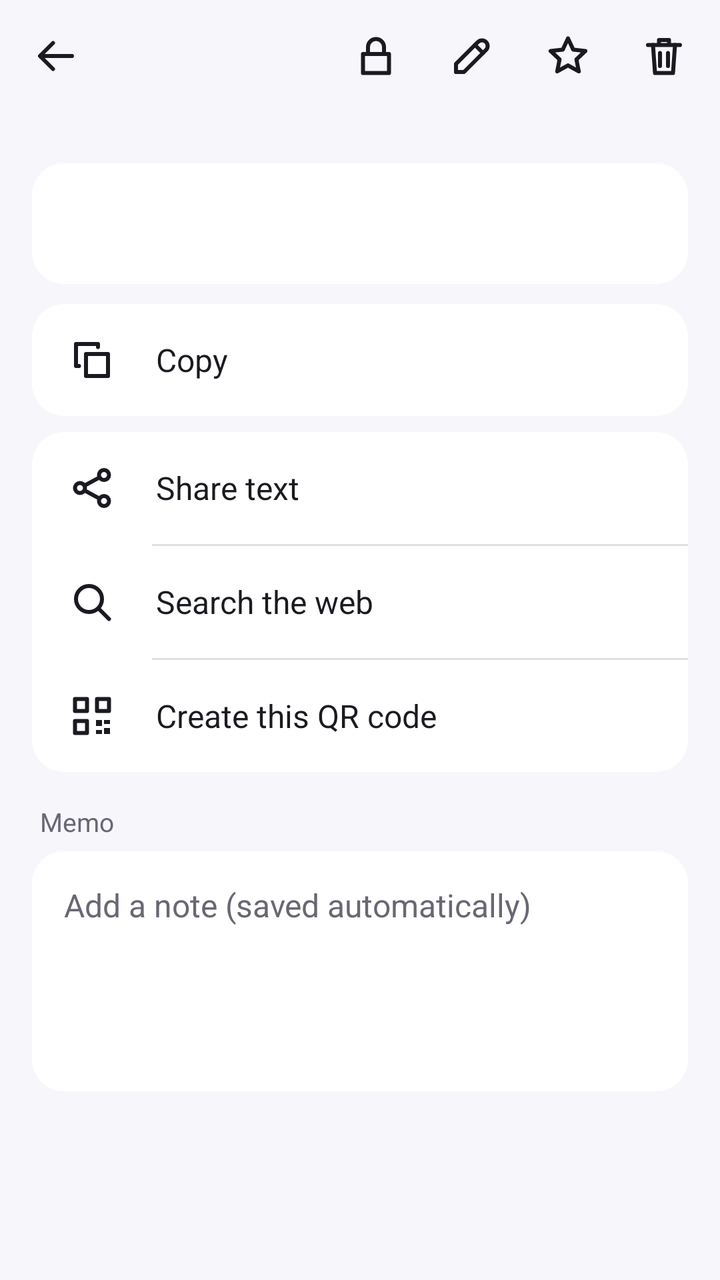
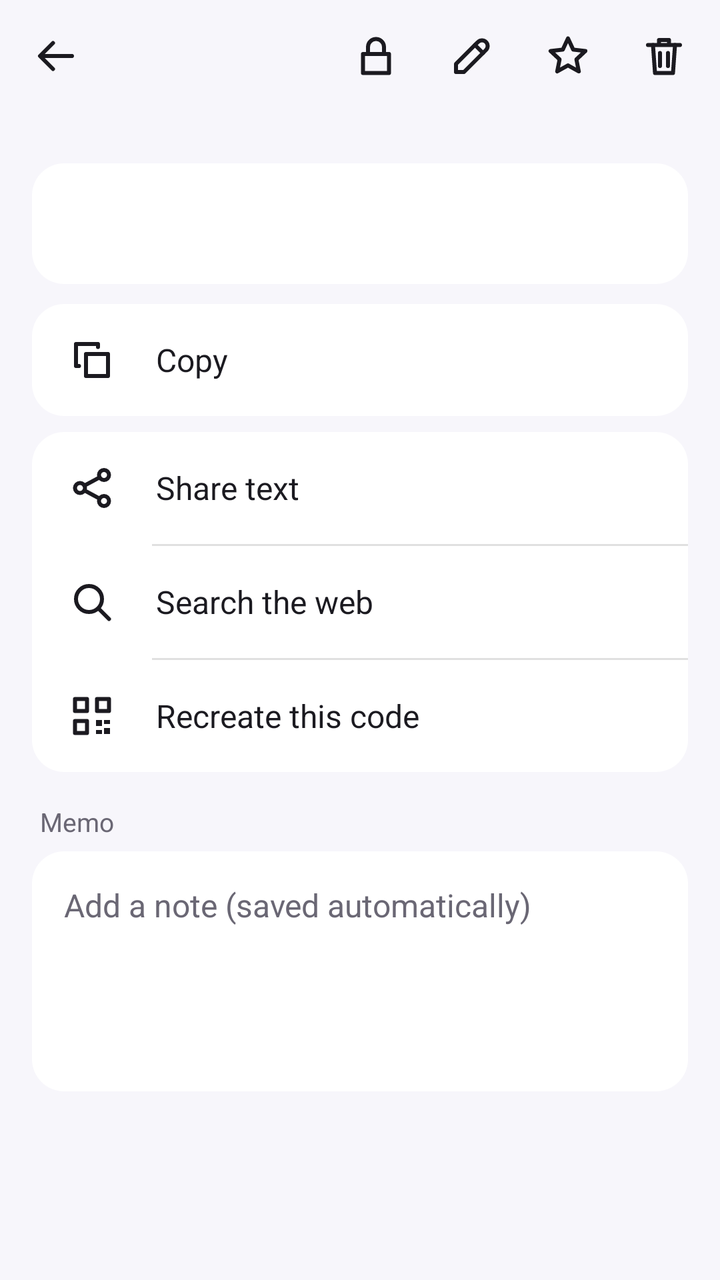

The first picture is an Android layout as it rendered before a commit; the second is the same layout after the commit. The layout source and the unified diff follow.
<!-- AndroidManifest.xml: application theme AppTheme -->
<!-- res/layout/activity_detail.xml -->
<?xml version="1.0" encoding="utf-8"?>
<LinearLayout xmlns:android="http://schemas.android.com/apk/res/android"
    android:id="@+id/root"
    android:layout_width="match_parent"
    android:layout_height="match_parent"
    android:orientation="vertical">

    <LinearLayout style="@style/TopBar">

        <ImageButton
            android:id="@+id/btn_back"
            style="@style/IconBtn"
            android:contentDescription="@string/back"
            android:src="@drawable/ic_back" />

        <TextView
            android:id="@+id/title"
            style="@style/TopTitle"
            android:paddingStart="4dp"
            android:paddingEnd="4dp" />

        <com.zmlworks.qrreader.UnlockPill
            android:id="@+id/unlock_pill"
            style="@style/UnlockPill"
            android:tag="compact" />

        <ImageButton
            android:id="@+id/btn_lock"
            style="@style/IconBtn"
            android:contentDescription="@string/protect"
            android:src="@drawable/ic_lock" />

        <ImageButton
            android:id="@+id/btn_name"
            style="@style/IconBtn"
            android:contentDescription="@string/rename"
            android:src="@drawable/ic_edit" />

        <ImageButton
            android:id="@+id/btn_fav"
            style="@style/IconBtn"
            android:contentDescription="@string/favorite"
            android:src="@drawable/ic_star" />

        <ImageButton
            android:id="@+id/btn_delete"
            style="@style/IconBtn"
            android:contentDescription="@string/delete"
            android:src="@drawable/ic_delete" />
    </LinearLayout>

    <FrameLayout
        android:layout_width="match_parent"
        android:layout_height="0dp"
        android:layout_weight="1">

    <ScrollView
        android:id="@+id/content"
        android:layout_width="match_parent"
        android:layout_height="match_parent">

        <LinearLayout
            android:layout_width="match_parent"
            android:layout_height="wrap_content"
            android:orientation="vertical"
            android:paddingStart="16dp"
            android:paddingEnd="16dp"
            android:paddingBottom="16dp">

            <TextView
                android:id="@+id/name"
                android:layout_width="match_parent"
                android:layout_height="wrap_content"
                android:paddingStart="4dp"
                android:paddingEnd="4dp"
                android:paddingBottom="4dp"
                android:textColor="@color/text"
                android:textSize="20sp"
                android:textStyle="bold"
                android:visibility="gone" />

            <TextView
                android:id="@+id/meta"
                android:layout_width="match_parent"
                android:layout_height="wrap_content"
                android:paddingStart="4dp"
                android:paddingEnd="4dp"
                android:paddingBottom="8dp"
                android:textColor="@color/dim"
                android:textSize="13sp" />

            
            <com.zmlworks.qrreader.QrView
                android:id="@+id/detail_qr"
                android:layout_width="220dp"
                android:layout_height="220dp"
                android:layout_gravity="center_horizontal"
                android:layout_marginBottom="12dp"
                android:contentDescription="@string/created_qr"
                android:visibility="gone" />

            <TextView
                android:id="@+id/text"
                android:layout_width="match_parent"
                android:layout_height="wrap_content"
                android:background="@drawable/card_bg"
                android:lineSpacingExtra="3dp"
                android:padding="18dp"
                android:textColor="@color/text"
                android:textSize="18sp" />

            <TextView
                android:id="@+id/fields"
                android:layout_width="match_parent"
                android:layout_height="wrap_content"
                android:layout_marginTop="4dp"
                android:background="@drawable/card_bg"
                android:lineSpacingExtra="4dp"
                android:padding="18dp"
                android:textColor="@color/text"
                android:textIsSelectable="true"
                android:textSize="16sp"
                android:visibility="gone" />

            
            <LinearLayout
                android:id="@+id/copy_card"
                android:layout_width="match_parent"
                android:layout_height="wrap_content"
                android:layout_marginTop="10dp"
                android:background="@drawable/card_bg"
                android:orientation="vertical">

                <TextView
                    android:id="@+id/act_copy"
                    style="@style/ActionRow"
                    android:drawableStart="@drawable/ic_copy"
                    android:text="@string/copy" />
            </LinearLayout>

            
            <LinearLayout
                android:id="@+id/actions"
                android:layout_width="match_parent"
                android:layout_height="wrap_content"
                android:layout_marginTop="8dp"
                android:background="@drawable/card_bg"
                android:divider="@drawable/row_divider"
                android:orientation="vertical"
                android:showDividers="middle">

                <TextView
                    android:id="@+id/act_share"
                    style="@style/ActionRow"
                    android:drawableStart="@drawable/ic_share"
                    android:text="@string/share_text" />

                <TextView
                    android:id="@+id/act_search"
                    style="@style/ActionRow"
                    android:drawableStart="@drawable/ic_search"
                    android:text="@string/search_web" />

                <TextView
                    android:id="@+id/act_qr"
                    style="@style/ActionRow"
                    android:drawableStart="@drawable/ic_qr"
                    android:text="@string/create_this_qr" />
            </LinearLayout>

            
            <TextView
                android:id="@+id/memo_label"
                android:layout_width="match_parent"
                android:layout_height="wrap_content"
                android:layout_marginTop="16dp"
                android:paddingStart="4dp"
                android:paddingEnd="4dp"
                android:paddingBottom="6dp"
                android:text="@string/memo"
                android:textColor="@color/dim"
                android:textSize="13sp" />

            <EditText
                android:id="@+id/memo"
                android:layout_width="match_parent"
                android:layout_height="wrap_content"
                android:background="@drawable/card_bg"
                android:gravity="top|start"
                android:hint="@string/memo_hint"
                android:importantForAutofill="no"
                android:inputType="textMultiLine|textCapSentences"
                android:minHeight="120dp"
                android:padding="16dp"
                android:textColor="@color/text"
                android:textColorHint="@color/dim"
                android:textSize="16sp" />
        </LinearLayout>
    </ScrollView>

    
    <LinearLayout
        android:id="@+id/locked"
        android:layout_width="match_parent"
        android:layout_height="match_parent"
        android:gravity="center"
        android:orientation="vertical"
        android:padding="32dp"
        android:visibility="gone">

        <ImageView
            android:layout_width="56dp"
            android:layout_height="56dp"
            android:importantForAccessibility="no"
            android:src="@drawable/ic_lock_filled" />

        <TextView
            android:id="@+id/locked_text"
            android:layout_width="wrap_content"
            android:layout_height="wrap_content"
            android:layout_marginTop="16dp"
            android:gravity="center"
            android:text="@string/protected_item"
            android:textColor="@color/text"
            android:textSize="17sp" />

        <Button
            android:id="@+id/btn_unlock"
            style="@style/UnlockButton"
            android:layout_width="wrap_content"
            android:layout_height="wrap_content"
            android:layout_marginTop="20dp"
            android:text="@string/unlock" />
    </LinearLayout>
    </FrameLayout>

    <include layout="@layout/snackbar" />
</LinearLayout>
<!-- res/layout/snackbar.xml (included above) -->
<?xml version="1.0" encoding="utf-8"?>
<LinearLayout xmlns:android="http://schemas.android.com/apk/res/android"
    android:id="@+id/snack"
    android:layout_width="match_parent"
    android:layout_height="wrap_content"
    android:layout_margin="12dp"
    android:background="@drawable/snack_bg"
    android:elevation="6dp"
    android:gravity="center_vertical"
    android:minHeight="52dp"
    android:orientation="horizontal"
    android:paddingStart="18dp"
    android:paddingEnd="6dp"
    android:visibility="gone">

    <TextView
        android:id="@+id/snack_text"
        android:layout_width="0dp"
        android:layout_height="wrap_content"
        android:layout_weight="1"
        android:maxLines="2"
        android:ellipsize="end"
        android:textColor="#FFFFFFFF"
        android:textSize="15sp" />

    <TextView
        android:id="@+id/snack_action"
        android:layout_width="wrap_content"
        android:layout_height="48dp"
        android:background="?android:attr/selectableItemBackground"
        android:gravity="center"
        android:paddingStart="14dp"
        android:paddingEnd="14dp"
        android:text="@string/undo"
        android:textColor="#FFC8B6FF"
        android:textSize="15sp"
        android:textStyle="bold" />
</LinearLayout>
<!-- resources referenced by this layout -->
<resources>
  <color name="dim">#FF6A6774</color>
  <color name="text">#FF1B1A20</color>
  <!-- drawable card_bg (drawable) -->
  <?xml version="1.0" encoding="utf-8"?>
  <shape xmlns:android="http://schemas.android.com/apk/res/android" android:shape="rectangle">
      <solid android:color="@color/surface" />
      <corners android:radius="16dp" />
  </shape>
  <!-- drawable row_divider (drawable) -->
  <?xml version="1.0" encoding="utf-8"?>
  <inset xmlns:android="http://schemas.android.com/apk/res/android" android:insetLeft="60dp">
      <shape android:shape="rectangle">
          <solid android:color="@color/line" />
          <size android:height="1dp" />
      </shape>
  </inset>
  <!-- drawable snack_bg (drawable) -->
  <?xml version="1.0" encoding="utf-8"?>
  <shape xmlns:android="http://schemas.android.com/apk/res/android" android:shape="rectangle">
      <solid android:color="@color/snack" />
      <corners android:radius="12dp" />
  </shape>
  <string name="back">Back</string>
  <string name="copy">Copy</string>
  <string name="create_this_qr">Create this QR code</string>
  <string name="created_qr">QR code of this text</string>
  <string name="delete">Delete</string>
  <string name="favorite">Favorite</string>
  <string name="memo">Memo</string>
  <string name="memo_hint">Add a note (saved automatically)</string>
  <string name="protect">Protect this item</string>
  <string name="protected_item">This item is protected.</string>
  <string name="rename">Name this item</string>
  <string name="search_web">Search the web</string>
  <string name="share_text">Share text</string>
  <string name="undo">UNDO</string>
  <string name="unlock">Unlock</string>
  <style name="IconBtn">
          <item name="android:layout_width">48dp</item>
          <item name="android:layout_height">48dp</item>
          <item name="android:background">?android:attr/selectableItemBackgroundBorderless</item>
          <item name="android:scaleType">center</item>
      </style>
  <style name="TopBar">
          <item name="android:layout_width">match_parent</item>
          <item name="android:layout_height">56dp</item>
          <item name="android:gravity">center_vertical</item>
          <item name="android:orientation">horizontal</item>
          <item name="android:paddingStart">4dp</item>
          <item name="android:paddingEnd">4dp</item>
      </style>
  <style name="UnlockButton" parent="android:Widget.Material.Button.Borderless.Colored">
          <item name="android:textAllCaps">false</item>
          <item name="android:textSize">16sp</item>
      </style>
  <color name="surface">#FFFFFFFF</color>
  <color name="line">#1F000000</color>
  <color name="snack">#FF2C2A33</color>
  <!-- drawable unlock_pill_bg (drawable) -->
  <?xml version="1.0" encoding="utf-8"?>
  <ripple xmlns:android="http://schemas.android.com/apk/res/android" android:color="#33000000">
      <item>
          <shape android:shape="rectangle">
              <solid android:color="@color/surface2" />
              <corners android:radius="14dp" />
          </shape>
      </item>
  </ripple>
  <color name="accent">#FF6A47D6</color>
  <style name="BaseTheme" parent="android:Theme.Material.Light.NoActionBar">
          <item name="android:windowLightStatusBar">true</item>
      </style>
  <color name="bg">#FFF7F6FB</color>
  <style name="Dialog" parent="android:Theme.Material.Light.Dialog.Alert">
          <item name="android:colorAccent">@color/accent</item>
          <item name="android:colorBackground">@color/surface</item>
          <item name="android:textColorPrimary">@color/text</item>
      </style>
  <color name="surface2">#FFEDEAF5</color>
  <!-- unchanged entries left out for length: 16 -->
</resources>

<!-- the commit's change to res/layout/activity_detail.xml (unified diff, before → after) -->
@@ -165,7 +165,15 @@
                     android:id="@+id/act_qr"
                     style="@style/ActionRow"
                     android:drawableStart="@drawable/ic_qr"
-                    android:text="@string/create_this_qr" />
+                    android:text="@string/recreate_code" />
+
+                
+                <TextView
+                    android:id="@+id/act_show_qr"
+                    style="@style/ActionRow"
+                    android:drawableStart="@drawable/ic_qr"
+                    android:text="@string/show_as_qr"
+                    android:visibility="gone" />
             </LinearLayout>
 
             
<!-- resource entries referenced after the edit -->
@@ -24,7 +24,6 @@
   </shape>
   <string name="back">Back</string>
   <string name="copy">Copy</string>
-  <string name="create_this_qr">Create this QR code</string>
   <string name="created_qr">QR code of this text</string>
   <string name="delete">Delete</string>
   <string name="favorite">Favorite</string>
@@ -32,9 +31,11 @@
   <string name="memo_hint">Add a note (saved automatically)</string>
   <string name="protect">Protect this item</string>
   <string name="protected_item">This item is protected.</string>
+  <string name="recreate_code">Recreate this code</string>
   <string name="rename">Name this item</string>
   <string name="search_web">Search the web</string>
   <string name="share_text">Share text</string>
+  <string name="show_as_qr">Show as QR code</string>
   <string name="undo">UNDO</string>
   <string name="unlock">Unlock</string>
   <style name="IconBtn">
